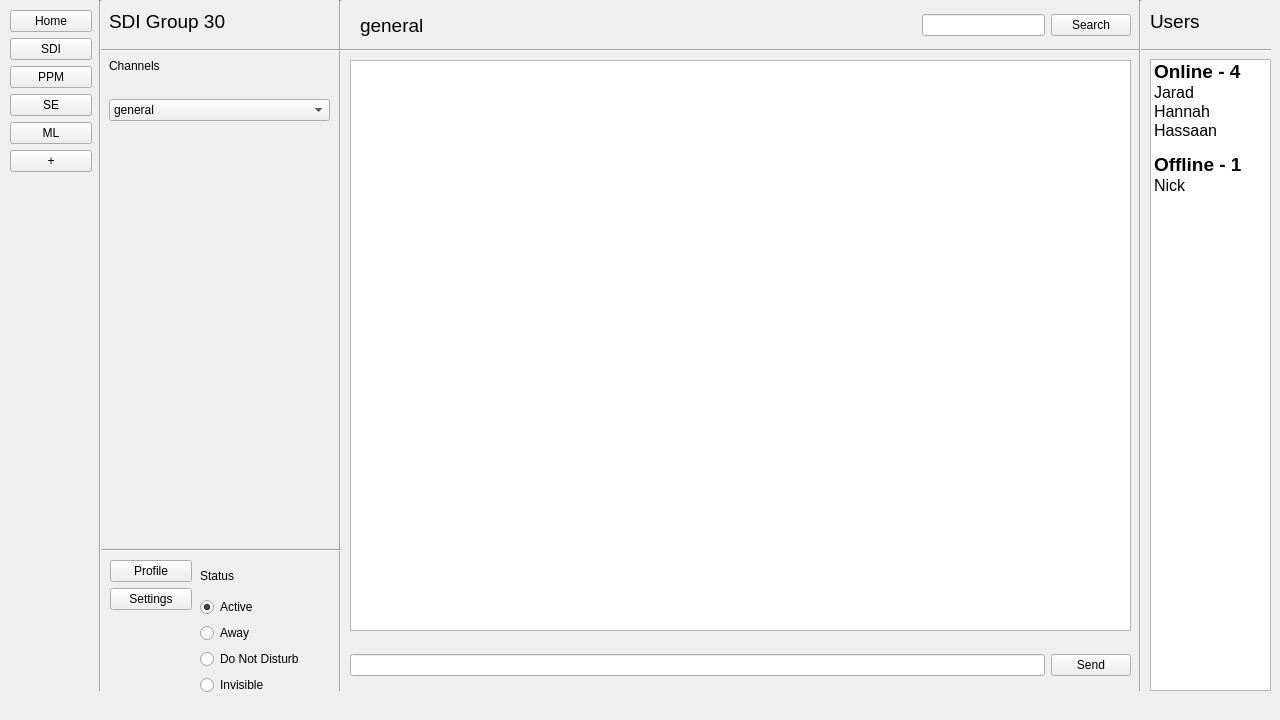
First picture: the form in Project Implementation/Messaging App Codebase/forms/mainwindow.ui, repository Hannah-Ashna/Messaging-Application, before the edit.
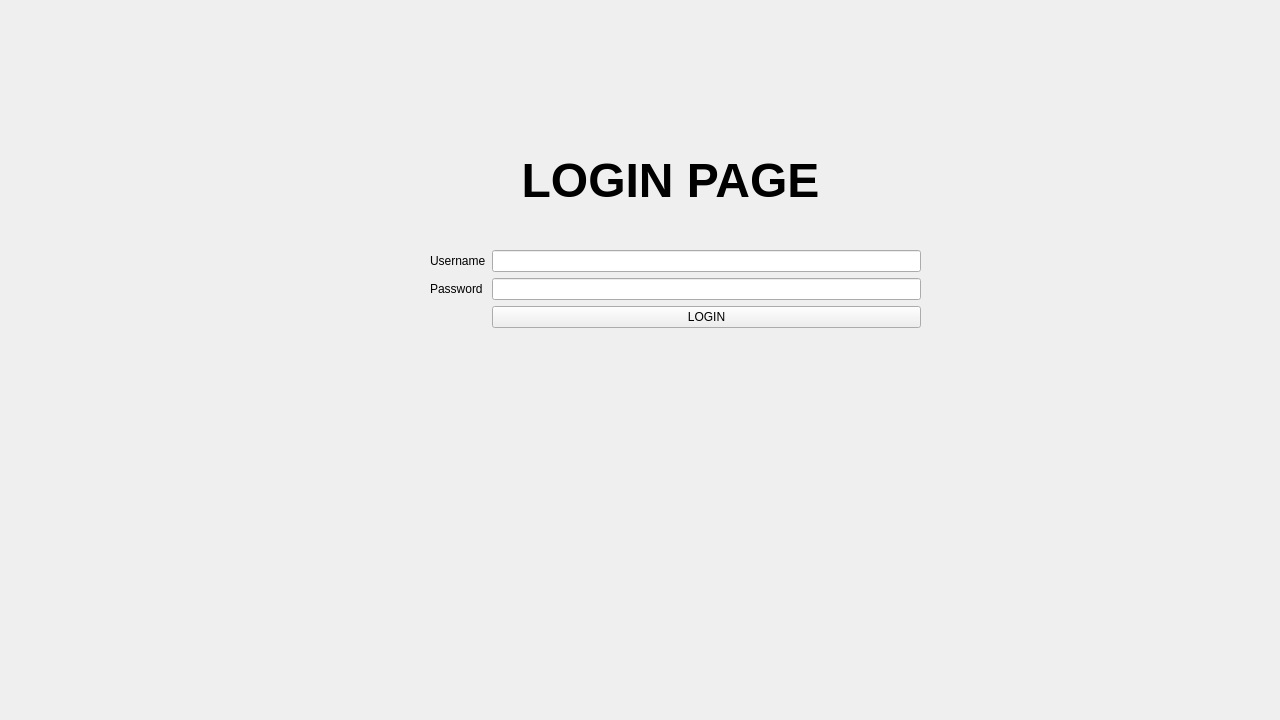
Second picture: the form after the edit.

Commit message: Create a Login Page

The edit to the form file:
```diff
--- a/Project Implementation/Messaging App Codebase/forms/mainwindow.ui
+++ b/Project Implementation/Messaging App Codebase/forms/mainwindow.ui
@@ -20,12 +20,81 @@
       <x>0</x>
       <y>0</y>
       <width>1280</width>
-      <height>720</height>
+      <height>701</height>
      </rect>
     </property>
     <property name="currentIndex">
      <number>0</number>
     </property>
+    <widget class="QWidget" name="LoginPage">
+     <widget class="QWidget" name="horizontalLayoutWidget_5">
+      <property name="geometry">
+       <rect>
+        <x>430</x>
+        <y>250</y>
+        <width>491</width>
+        <height>135</height>
+       </rect>
+      </property>
+      <layout class="QHBoxLayout" name="horizontalLayout_5">
+       <item>
+        <layout class="QFormLayout" name="formLayout_4">
+         <item row="0" column="0">
+          <widget class="QLabel" name="username">
+           <property name="text">
+            <string>Username</string>
+           </property>
+          </widget>
+         </item>
+         <item row="0" column="1">
+          <widget class="QLineEdit" name="userEdit"/>
+         </item>
+         <item row="1" column="0">
+          <widget class="QLabel" name="password">
+           <property name="text">
+            <string>Password</string>
+           </property>
+          </widget>
+         </item>
+         <item row="1" column="1">
+          <widget class="QLineEdit" name="passEdit"/>
+         </item>
+         <item row="2" column="1">
+          <layout class="QVBoxLayout" name="verticalLayout_6">
+           <item>
+            <widget class="QPushButton" name="loginButton">
+             <property name="text">
+              <string>LOGIN</string>
+             </property>
+            </widget>
+           </item>
+          </layout>
+         </item>
+        </layout>
+       </item>
+      </layout>
+     </widget>
+     <widget class="QLabel" name="label_8">
+      <property name="geometry">
+       <rect>
+        <x>410</x>
+        <y>130</y>
+        <width>521</width>
+        <height>101</height>
+       </rect>
+      </property>
+      <property name="font">
+       <font>
+        <pointsize>20</pointsize>
+        <weight>50</weight>
+        <bold>false</bold>
+       </font>
+      </property>
+      <property name="text">
+       <string>&lt;html&gt;&lt;head/&gt;&lt;body&gt;&lt;p align=&quot;center&quot;&gt;&lt;span style=&quot; font-size:36pt; font-weight:600;&quot;&gt;LOGIN PAGE&lt;/span&gt;&lt;/p&gt;&lt;/body&gt;&lt;/html&gt;</string>
+      </property>
+     </widget>
+    </widget>
     <widget class="QWidget" name="MessagingPage">
      <widget class="QWidget" name="horizontalLayoutWidget_2">
       <property name="geometry">
```
The commit also changes 15 other files.
